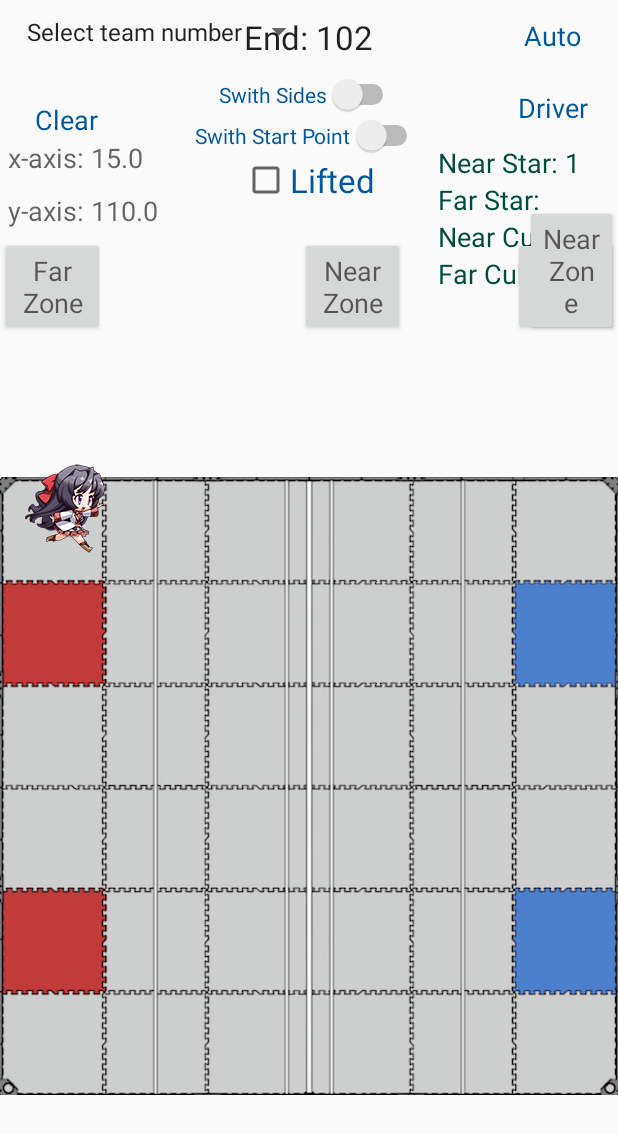
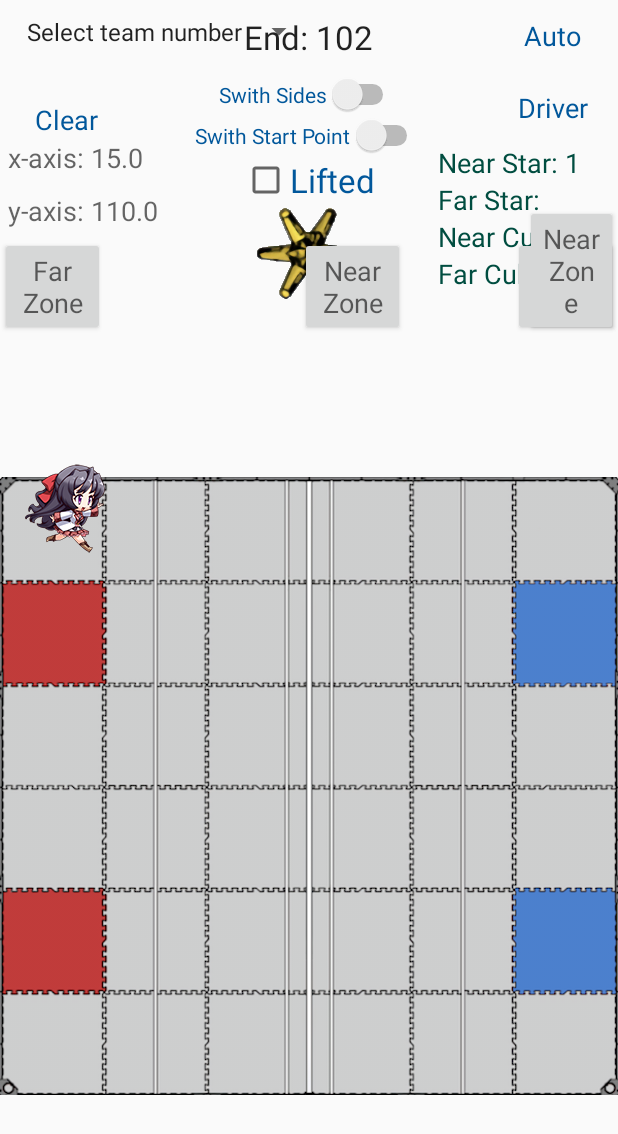
Before and after one commit to Chaminade-Application-Development-Club/Scout, an Android app: the screen it shows after launch (MainActivity), after a tap on "Far Zone", on a phone screen of 412 x 824 dp. Shown: the top 1134 px of the screen. Run offline under Robolectric (Android 15) with nearby library versions, the phone set to English and light mode, and no system bars; 3 other taps on this screen came first.

Commit message:
This is a pop-up pics version!

```diff
--- a/app/src/main/java/com/example/huzheyuan/scout/MainActivity.java
+++ b/app/src/main/java/com/example/huzheyuan/scout/MainActivity.java
@@ -7,6 +7,7 @@ import android.widget.Button;
 import android.app.Activity;
 import android.widget.CheckBox;
 import android.widget.CompoundButton;
+import android.widget.ImageView;
 import android.widget.RelativeLayout;
 import android.widget.Spinner;
 import android.widget.Switch;
@@ -23,6 +24,8 @@ public class MainActivity extends Activity
     TextView tStarFar;
     TextView tCubeNear;
     TextView tCubeFar;
+    ImageView starPic;
+    ImageView cubePic;
     Button nearRightScore;
     Button farRightScore;
     Button nearLeftScore;
@@ -55,6 +58,8 @@ public class MainActivity extends Activity
     boolean leftSide = true;
     boolean up = true;
     boolean liftedGirl = false;
+    boolean visibilityStar;
+    boolean visibilityCube;
     CountDownTimer cuteDriver = null;
     CountDownTimer cuteAuto = null;
     @Override
@@ -142,7 +147,7 @@ public class MainActivity extends Activity
                 if (cuteAuto != null){
                     cuteAuto.cancel();
                     cuteAuto.onFinish();
-                }
+                } // the if loop here fix the repeated timer bug!!!
                 cuteDriver = new CountDownTimer(105000, 1000) {
                     // Driver time limits 105s
                     public void onTick(long millisUntilFinished) {
@@ -192,9 +197,11 @@ public class MainActivity extends Activity
         nearLeftScore = (Button) findViewById(R.id.leftNear);
         farLeftScore = (Button) findViewById(R.id.leftFar);
         lifted = (CheckBox) findViewById(R.id.Checklifted);
+        starPic = (ImageView) findViewById(R.id.popStarView);
+        cubePic = (ImageView) findViewById(R.id.popCubeView);
     }
 
-    public void clear()
+    public void clear() //need to be rewrite
     {
         bClear.setOnClickListener(new View.OnClickListener() {
             @Override
@@ -220,9 +227,9 @@ public class MainActivity extends Activity
                 if(leftSide == true)
                 {
                     strSAF = Integer.toString(starAutoFar);
-                    farRightScore.setText(strSAF);
+                    tStarFar.setText(strSAF);
                     strSAN = Integer.toString(starAutoNear);
-                    nearRightScore.setText(strSAN);
+                    tStarNear.setText(strSAN);
                     strSDF = Integer.toString(starDriverFar);
                     farRightScore.setText(strSDF);
                     strSDN = Integer.toString(starDriverNear);
@@ -318,6 +325,10 @@ public class MainActivity extends Activity
                     System.out.println(starDriverFar);
                     strSDF = Integer.toString(starDriverFar);
                     tStarFar.setText("Far Star: " + strSDF);
+                    visibilityStar = true;
+                    visibilityCube = false;
+                    popCube();
+                    popStar();
                 }
             });
             nearRightScore.setOnClickListener(new View.OnClickListener() {
@@ -327,6 +338,10 @@ public class MainActivity extends Activity
                     System.out.println(starDriverNear);
                     strSDN = Integer.toString(starDriverNear);
                     tStarNear.setText("Near Star: " +strSDN);
+                    visibilityStar = true;
+                    visibilityCube = false;
+                    popCube();
+                    popStar();
                 }
             });
         }
@@ -337,6 +352,10 @@ public class MainActivity extends Activity
                     starDriverFar = starDriverFar + 2;
                     strSDF = Integer.toString(starDriverFar);
                     tStarFar.setText("Far Star: " +strSDF);
+                    visibilityStar = true;
+                    visibilityCube = false;
+                    popCube();
+                    popStar();
                 }
             });
             nearLeftScore.setOnClickListener(new View.OnClickListener() {
@@ -345,6 +364,10 @@ public class MainActivity extends Activity
                     ++starDriverNear;
                     strSDN = Integer.toString(starDriverNear);
                     tStarNear.setText("Near Star: " +strSDN);
+                    visibilityStar = true;
+                    visibilityCube = false;
+                    popCube();
+                    popStar();
                 }
             });
         }
@@ -360,6 +383,10 @@ public class MainActivity extends Activity
                     System.out.println(cubeDriverFar);
                     strCDF = Integer.toString(cubeDriverFar);
                     tCubeFar.setText("Far Cube: " + strCDF);
+                    visibilityCube = true;
+                    visibilityStar = false;
+                    popStar();
+                    popCube();
                     return true;
                 }
             });
@@ -371,28 +398,40 @@ public class MainActivity extends Activity
                     System.out.println(cubeDriverNear);
                     strCDN = Integer.toString(cubeDriverNear);
                     tCubeNear.setText("Near Cube: " +strCDN);
+                    visibilityCube = true;
+                    visibilityStar = false;
+                    popStar();
+                    popCube();
                     return true;
                 }
             });
         }
         else if (leftSide == false) {
-            farRightScore.setOnLongClickListener(new View.OnLongClickListener() {
+            farLeftScore.setOnLongClickListener(new View.OnLongClickListener() {
                 @Override
                 public boolean onLongClick(View v) {
                     cubeDriverFar = cubeDriverFar + 4;
                     System.out.println(cubeDriverFar);
                     strCDF = Integer.toString(cubeDriverFar);
                     tCubeFar.setText("Far Cube: " + strCDF);
+                    visibilityCube = true;
+                    visibilityStar = false;
+                    popStar();
+                    popCube();
                     return true;
                 }
             });
-            nearRightScore.setOnLongClickListener(new View.OnLongClickListener() {
+            nearLeftScore.setOnLongClickListener(new View.OnLongClickListener() {
                 @Override
                 public boolean onLongClick(View v) {
                     cubeDriverNear = cubeDriverNear + 2;
                     System.out.println(cubeDriverNear);
                     strCDN = Integer.toString(cubeDriverNear);
                     tCubeNear.setText("Near Cube: " + strCDN);
+                    visibilityStar = false;
+                    visibilityCube = true;
+                    popStar();
+                    popCube();
                     return true;
                 }
             });
@@ -410,4 +449,26 @@ public class MainActivity extends Activity
             }
         });
     }
+
+    public void popStar()
+    {
+        if(visibilityStar) starPic.setVisibility(View.VISIBLE);
+        else starPic.setVisibility(View.INVISIBLE);
+    }
+
+    public void popCube()
+    {
+        if (!visibilityStar && visibilityCube) cubePic.setVisibility(View.VISIBLE);
+        else cubePic.setVisibility(View.INVISIBLE);
+    }
+
+    public void disappearStar()
+    {
+
+    }
+
+    public void disappearCube()
+    {
+
+    }
 }
--- a/app/src/main/res/layout/activity_main.xml
+++ b/app/src/main/res/layout/activity_main.xml
@@ -23,6 +23,24 @@
         android:textColor="#01579B"
         android:layout_centerHorizontal="true"
         android:layout_below="@+id/stchPoint" />
+
+    <ImageView
+        android:id = "@+id/popStarView"
+        android:layout_width="wrap_content"
+        android:layout_height="wrap_content"
+        android:layout_below="@+id/Checklifted"
+        android:layout_centerHorizontal="true"
+        android:src="@mipmap/star"
+        android:visibility="gone"/>
+
+    <ImageView
+        android:id = "@+id/popCubeView"
+        android:layout_width="wrap_content"
+        android:layout_height="wrap_content"
+        android:layout_below="@+id/Checklifted"
+        android:layout_centerHorizontal="true"
+        android:src="@mipmap/cube"
+        android:visibility="gone"/>
 
     <Spinner
         android:id = "@+id/spinTeamNum"
```
Also changed, not shown: app/src/main/res/mipmap-hdpi/backup.png (added), app/src/main/res/mipmap-hdpi/left1.png (added), app/src/main/res/mipmap-hdpi/left2.png (added), app/src/main/res/mipmap-hdpi/middle.png (added), app/src/main/res/mipmap-hdpi/right1.png (added), app/src/main/res/mipmap-hdpi/right2.png (added).
